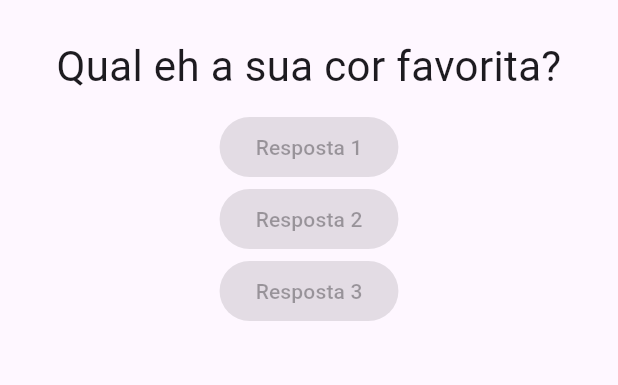
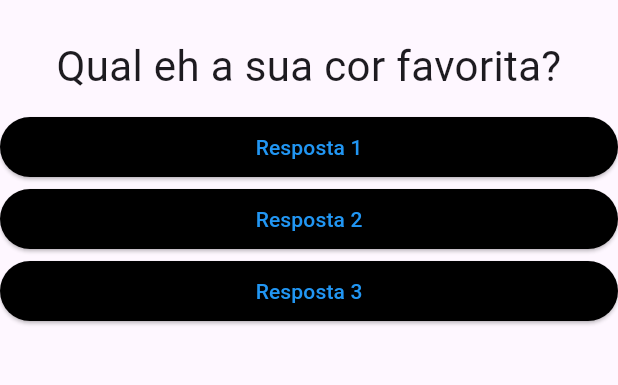
Before and after one commit to niltinfilho/projeto_perguntas, a Flutter app: the screen it shows after launch, on a phone screen of 412 x 824 dp, the part 63-448 px from its top. Run offline on Flutter 3.47's test engine with Material 3 defaults, Android fonts, the phone set to English and light mode, and no system bars.

Commit message:
estilizando os botoes de resposta

```diff
--- a/lib/main.dart
+++ b/lib/main.dart
@@ -41,9 +41,9 @@ class _PerguntaAppState extends State<PerguntaApp> {
         body: Column(
           children: [
             Questao(perguntas[_perguntaSelecionada]),
-            Resposta('Resposta 1'),
-            Resposta('Resposta 2'),
-            Resposta('Resposta 3'),
+            Resposta('Resposta 1', _responder),
+            Resposta('Resposta 2', _responder),
+            Resposta('Resposta 3', _responder),
           ],
         ),
       ),
--- a/lib/resposta.dart
+++ b/lib/resposta.dart
@@ -3,14 +3,22 @@ import 'package:flutter/material.dart';
 class Resposta extends StatelessWidget {
 
   String texto = '';
+  final void Function() quandoSelecionado;
 
-  Resposta(this.texto);
+  Resposta(this.texto, this.quandoSelecionado);
 
   @override
   Widget build(BuildContext context) {
-    return ElevatedButton(
-      onPressed: null,
-      child: Text(texto),
+    return Container(
+      width: double.infinity,
+      child: ElevatedButton(
+        style: ElevatedButton.styleFrom(
+          foregroundColor: Colors.blue,
+          backgroundColor: Colors.black, // Background color
+        ),
+        onPressed: quandoSelecionado,
+        child: Text(texto),
+      ),
     );
   }
 }
```
